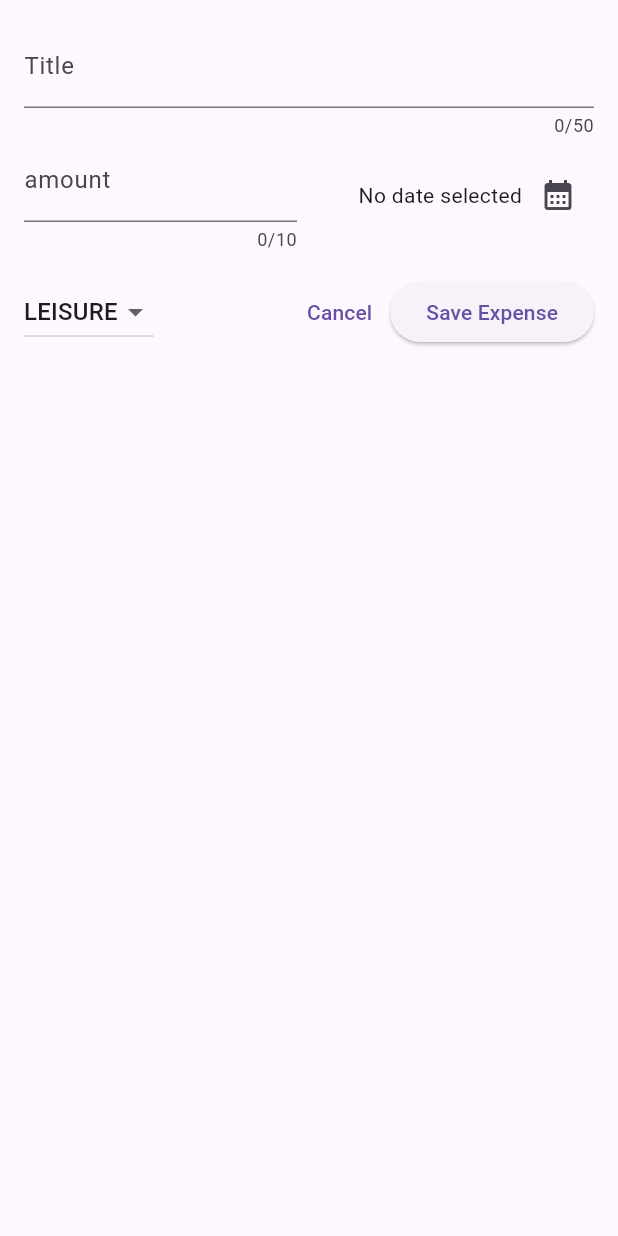
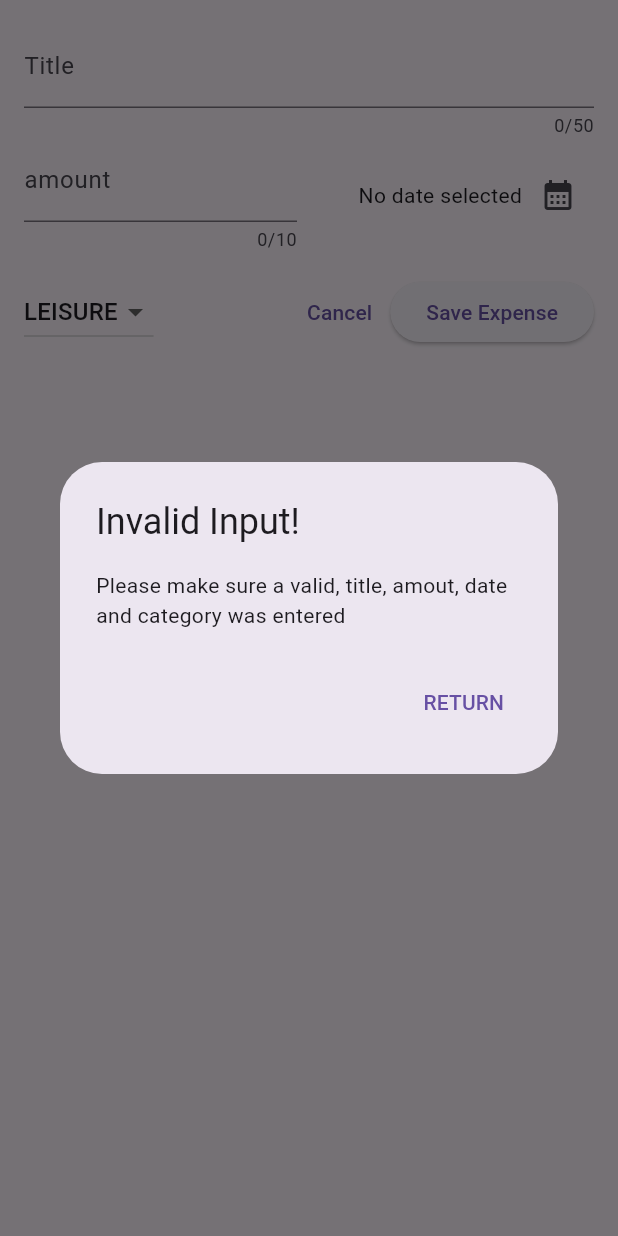
Before and after one commit to Johnatanvq/expense_tracker_app, a Flutter app: the NewExpense widget shown alone on an empty page, opened directly, after a tap on "Save Expense", on a phone screen of 412 x 824 dp. Run offline on Flutter 3.47's test engine with Material 3 defaults, Android fonts, the phone set to English and light mode, and no system bars.

Commit message:
user input fields validator now works and show errorDialog modal

```diff
--- a/lib/widgets/expenses_list/new_expense.dart
+++ b/lib/widgets/expenses_list/new_expense.dart
@@ -37,7 +37,28 @@ class _NewExpenseState extends State<NewExpense>{
     final enteredAmount = double.tryParse(_amountController.text);
     final amountInvalid = enteredAmount == null || enteredAmount <= 0;
     if (_titleController.text.trim().isEmpty || amountInvalid || _selectedDate == null){
-
+      showDialog(
+        context: context,
+        builder: (ctx) => AlertDialog(
+          title: const Text(
+            'Invalid Input!'
+          ),
+          content: const Text(
+            'Please make sure a valid, title, amout, date and category was entered'
+          ),
+          actions: [
+            TextButton(
+              onPressed: () {
+                Navigator.pop(ctx);
+              },
+              child: const Text(
+                'RETURN'
+              )
+            )
+          ],
+        )
+      );
+      return;
     }
   }
 
@@ -137,9 +158,7 @@ class _NewExpenseState extends State<NewExpense>{
                 ),
               ),
               ElevatedButton(
-                onPressed: () {
-                  print('${_titleController.text}, ${_amountController.text}');
-                },
+                onPressed: _submitExpenseData,
                 child: Text(
                   'Save Expense'
                 ),
```
